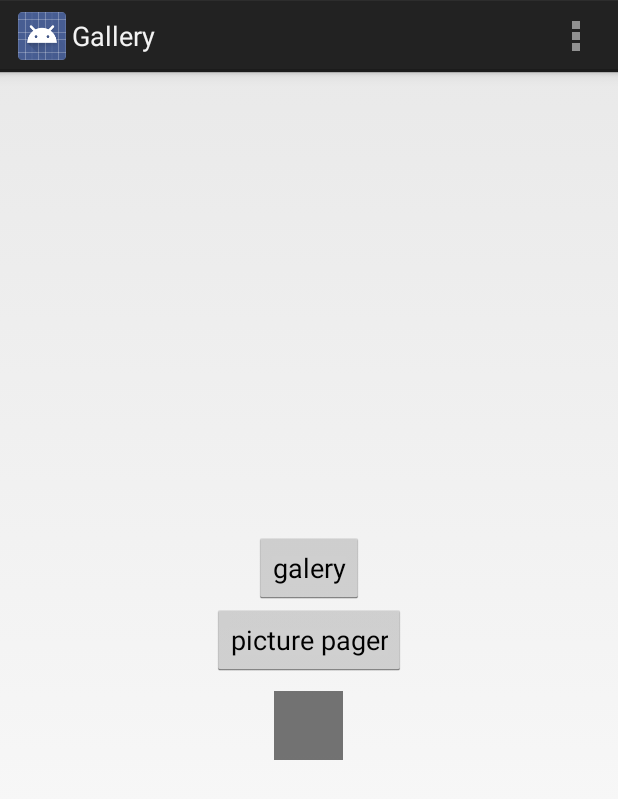
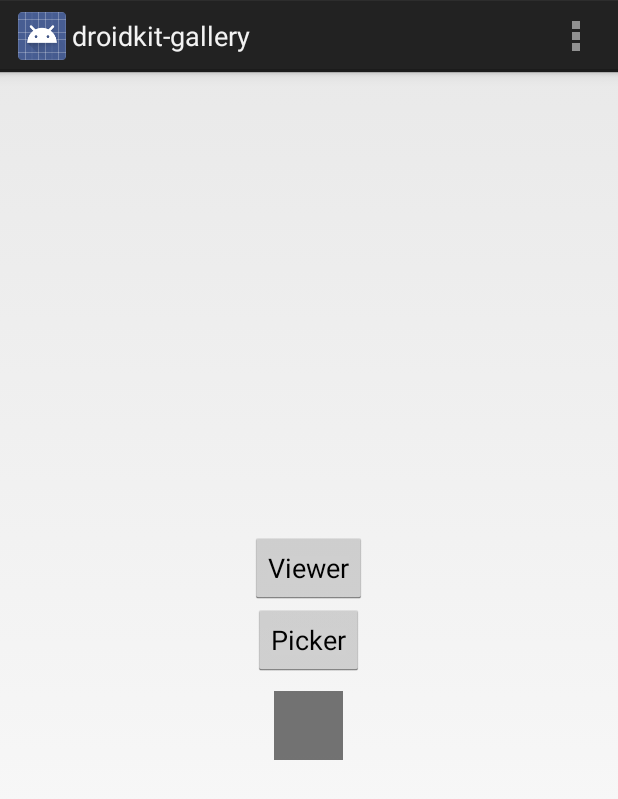
Before and after one commit to kioltk/droidkit-gallery, an Android app: the screen it shows after launch (MyActivity), on a phone screen of 412 x 824 dp. Shown: the top 799 px of the screen. Run offline under Robolectric (Android 15) with nearby library versions, the phone set to English and light mode, and no system bars.

Commit message:
Structure refactoring

```diff
--- a/build.gradle
+++ b/build.gradle
@@ -5,7 +5,7 @@ buildscript {
         mavenCentral()
     }
     dependencies {
-        classpath 'com.android.tools.build:gradle:0.12.2'
+        classpath 'com.android.tools.build:gradle:0.14.0'
 
     }
 }
--- a/library/src/main/java/com/droidkit/gallery/core/PictureAdapter.java
+++ b/library/src/main/java/com/droidkit/gallery/picker/PictureAdapter.java
@@ -1,15 +1,13 @@
-package com.droidkit.gallery.core;
+package com.droidkit.gallery.picker;
 
 import android.util.DisplayMetrics;
 import android.view.View;
 import android.view.ViewGroup;
 import android.widget.AbsListView;
 import android.widget.BaseAdapter;
-import android.widget.TextView;
 
 
 import com.droidkit.gallery.R;
-import com.droidkit.gallery.SuperPickerActivity;
 import com.droidkit.gallery.items.ExploreItemViewHolder;
 import com.droidkit.gallery.items.ExplorerItem;
 import com.droidkit.gallery.items.PictureFolderHolder;
--- a/library/src/main/java/com/droidkit/gallery/core/PictureViewerAdapter.java
+++ b/library/src/main/java/com/droidkit/gallery/picker/PictureViewerAdapter.java
@@ -1,10 +1,9 @@
-package com.droidkit.gallery.core;
+package com.droidkit.gallery.picker;
 
 import android.app.Fragment;
 import android.os.Bundle;
 import android.support.v13.app.FragmentStatePagerAdapter;
 
-import com.droidkit.gallery.SuperPickerActivity;
 import com.droidkit.gallery.items.ExplorerItem;
 
 import java.util.ArrayList;
@@ -37,7 +36,7 @@ public class PictureViewerAdapter extends FragmentStatePagerAdapter {
     public Fragment getItem(int i) {
         Fragment fragment = new PictureViewerItemFragment();
         Bundle bundle = new Bundle();
-        bundle.putString("path", items.get(i).getPath());
+        bundle.putString("pathID", items.get(i).getPath());
         fragment.setArguments(bundle);
         return fragment;
     }
--- a/library/src/main/java/com/droidkit/gallery/core/SelectionListener.java
+++ b/library/src/main/java/com/droidkit/gallery/picker/SelectionListener.java
@@ -1,4 +1,4 @@
-package com.droidkit.gallery.core;
+package com.droidkit.gallery.picker;
 
 import android.view.View;
 
--- a/library/src/main/java/com/droidkit/gallery/SuperPickerActivity.java
+++ b/library/src/main/java/com/droidkit/gallery/picker/SuperPickerActivity.java
@@ -1,4 +1,4 @@
-package com.droidkit.gallery;
+package com.droidkit.gallery.picker;
 
 import android.animation.ValueAnimator;
 import android.app.Activity;
@@ -15,6 +15,7 @@ import android.widget.TextView;
 import android.widget.Toast;
 
 
+import com.droidkit.gallery.R;
 import com.droidkit.gallery.items.ExploreItemViewHolder;
 import com.droidkit.gallery.items.ExplorerItem;
 import com.nostra13.universalimageloader.cache.disc.naming.HashCodeFileNameGenerator;
--- a/library/src/main/res/layout/activity_fullscreen.xml
+++ b/library/src/main/res/layout/activity_fullscreen.xml
@@ -3,7 +3,7 @@
     android:layout_width="match_parent"
     android:layout_height="match_parent"
     android:background="#0099cc"
-    tools:context="com.droidkit.gallery.ImageViewerActivity">
+    tools:context="com.droidkit.gallery.viewer.GalleryViewerActivity">
 
     <!-- The primary full-screen view. This can be replaced with whatever view
          is needed to present your content, e.g. VideoView, SurfaceView,
--- a/sample/src/main/AndroidManifest.xml
+++ b/sample/src/main/AndroidManifest.xml
@@ -5,7 +5,6 @@
     <application
         android:allowBackup="true"
         android:icon="@drawable/ic_launcher"
-        android:label="@string/app_name"
         android:theme="@style/AppTheme" >
         <activity
             android:name=".MyActivity"
--- a/sample/src/main/java/com/droidkit/gallery/sample/MyActivity.java
+++ b/sample/src/main/java/com/droidkit/gallery/sample/MyActivity.java
@@ -2,7 +2,6 @@ package com.droidkit.gallery.sample;
 
 import android.app.Activity;
 import android.app.Fragment;
-import android.content.Intent;
 import android.os.Bundle;
 import android.view.LayoutInflater;
 import android.view.Menu;
@@ -10,8 +9,7 @@ import android.view.MenuItem;
 import android.view.View;
 import android.view.ViewGroup;
 
-import com.droidkit.gallery.ImageViewerActivity;
-import com.droidkit.gallery.GalleryActivity;
+import com.droidkit.gallery.Intents;
 
 
 public class MyActivity extends Activity {
@@ -47,9 +45,6 @@ public class MyActivity extends Activity {
         return super.onOptionsItemSelected(item);
     }
 
-    /**
-     * A placeholder fragment containing a simple view.
-     */
     public static class PlaceholderFragment extends Fragment {
 
         public PlaceholderFragment() {
@@ -60,17 +55,17 @@ public class MyActivity extends Activity {
                 Bundle savedInstanceState) {
             View rootView = inflater.inflate(R.layout.fragment_my, container, false);
 
-            rootView.findViewById(R.id.full_gallery_button).setOnClickListener(new View.OnClickListener() {
+            rootView.findViewById(R.id.picker).setOnClickListener(new View.OnClickListener() {
                 @Override
                 public void onClick(View view) {
-                    startActivity(new Intent(getActivity(), GalleryActivity.class));
+                    startActivity(Intents.getPickerActivity(getActivity()));
                 }
             });
 
-            rootView.findViewById(R.id.gallery_button).setOnClickListener(new View.OnClickListener() {
+            rootView.findViewById(R.id.viewer).setOnClickListener(new View.OnClickListener() {
                 @Override
                 public void onClick(View view) {
-                    startActivity(new Intent(getActivity(), ImageViewerActivity.class));
+                    startActivity(Intents.getViewerActivity(getActivity(), "699601103"));
                 }
             });
             return rootView;
--- a/sample/src/main/res/layout/fragment_my.xml
+++ b/sample/src/main/res/layout/fragment_my.xml
@@ -8,13 +8,13 @@
     tools:context=".MyActivity$PlaceholderFragment">
 
         <Button
-            android:id="@+id/gallery_button"
-            android:text="galery"
+            android:id="@+id/viewer"
+            android:text="Viewer"
             android:layout_width="wrap_content"
             android:layout_height="wrap_content" />
         <Button
-            android:id="@+id/full_gallery_button"
-            android:text="picture pager"
+            android:id="@+id/picker"
+            android:text="Picker"
             android:layout_width="wrap_content"
             android:layout_height="wrap_content" />
 
--- a/sample/src/main/res/values/strings.xml
+++ b/sample/src/main/res/values/strings.xml
@@ -1,7 +1,7 @@
 <?xml version="1.0" encoding="utf-8"?>
 <resources>
 
-    <string name="app_name">Gallery</string>
+    <string name="app_name">droidkit-gallery</string>
     <string name="hello_world">Hello world!</string>
     <string name="action_settings">Settings</string>
 
```
Also changed, not shown: library/src/main/AndroidManifest.xml (+4 -3 lines), library/src/main/java/com/droidkit/gallery/ImageViewerActivity.java (deleted, +0 -40 lines), library/src/main/java/com/droidkit/gallery/Intents.java (added, +34 -0 lines), library/src/main/java/com/droidkit/gallery/picker/GalleryPickerActivity.java (renamed from library/src/main/java/com/droidkit/gallery/GalleryActivity.java, +9 -9 lines), library/src/main/java/com/droidkit/gallery/picker/PicturePickerFragment.java (renamed from library/src/main/java/com/droidkit/gallery/core/PicturePickerFragment.java, +38 -20 lines), library/src/main/java/com/droidkit/gallery/picker/PictureViewerFragment.java (renamed from library/src/main/java/com/droidkit/gallery/core/PictureViewerFragment.java, +12 -4 lines), library/src/main/java/com/droidkit/gallery/picker/PictureViewerItemFragment.java (renamed from library/src/main/java/com/droidkit/gallery/core/PictureViewerItemFragment.java, +6 -12 lines), library/src/main/java/com/droidkit/gallery/viewer/GalleryViewerActivity.java (added, +55 -0 lines), gradle/wrapper/gradle-wrapper.properties, 1 other file.
